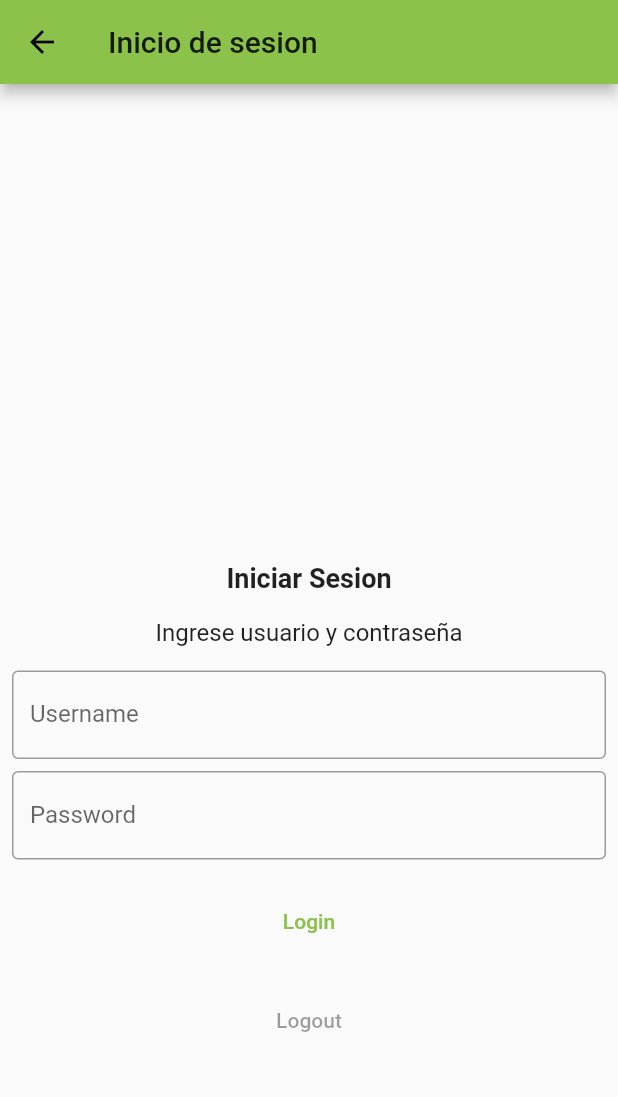
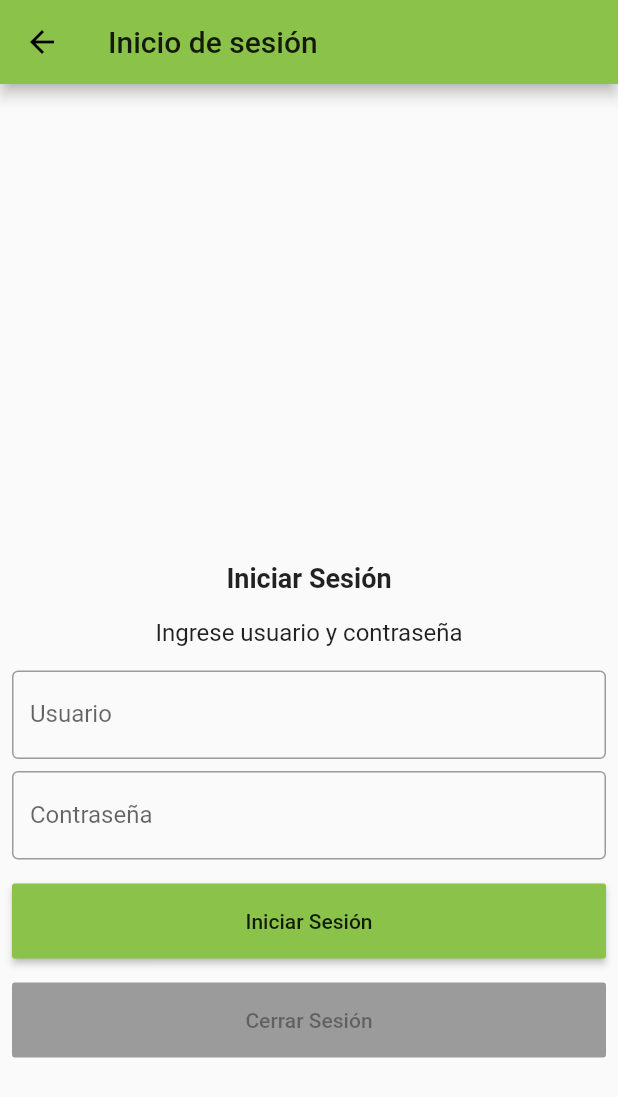
Before and after one commit to IngeSoft202110/FoodMaker, a Flutter app: the screen it shows after launch, item 2 of the bottom bar chosen, after a tap on "Iniciar Sesión", on a phone screen of 412 x 824 dp. Shown: the top 1097 px of the screen. Run offline on Flutter 3.47's test engine with Material 2 defaults, Android fonts, the phone set to English and light mode, and no system bars; our stand-ins replace graphql_flutter, hexcolor, parse_server_sdk_flutter, percent_indicator, shared_preferences; missing offline and left inert: grouped_buttons; network calls fail.

Commit message:
Se arreglaron errores de ortografia y se le dieron estilos a los botones, se agrego el logo de la app, commit hecho por nicolai y jose

```diff
--- a/Aplicacion/foodmakera/lib/PAjustes.dart
+++ b/Aplicacion/foodmakera/lib/PAjustes.dart
@@ -21,7 +21,7 @@ class _PAjustesState extends State<PAjustes> {
       appBar: AppBar(
         title: Center(
           child: Text(
-            'Food Maker',
+            'Ajustes',
             textAlign: TextAlign.center,
           ),
         ),
--- a/Aplicacion/foodmakera/lib/PPerfil.dart
+++ b/Aplicacion/foodmakera/lib/PPerfil.dart
@@ -1,3 +1,4 @@
+
 import 'package:flutter/material.dart';
 import 'package:shared_preferences/shared_preferences.dart';
 import 'PUsuario.dart';
@@ -46,8 +47,12 @@ class _PPerfilState extends State<PPerfil> {
           } else {
             ussername = snapshot.data;
             return Column(
-              children: [
-                SizedBox(height: 30, width: 100, child: Text(ussername)),
+              children: <Widget>[
+                Text(ussername,
+                style: TextStyle(
+                  fontSize: 18
+                ),
+                ),
                 SizedBox(
                     height: 115,
                     width: 115,
--- a/Aplicacion/foodmakera/lib/PPrincipal.dart
+++ b/Aplicacion/foodmakera/lib/PPrincipal.dart
@@ -73,11 +73,15 @@ class EstadoPPrincipal extends State<PPrincipal> {
         padding: EdgeInsets.zero,
         children: [
           DrawerHeader(
-            decoration: BoxDecoration(color: Colors.lightGreen),
+            decoration: BoxDecoration(
+              image: DecorationImage(
+                image: AssetImage('assets/logo.PNG')
+              ),
+                color: Colors.lightGreen),
           ),
           ListTile(
             leading: Icon(Icons.login),
-            title: Text('Iniciar Sesion'),
+            title: Text('Iniciar Sesión'),
             onTap: () {
               Navigator.push(context,
                   new MaterialPageRoute(builder: (context) => PRegistro()));
--- a/Aplicacion/foodmakera/lib/PRegistrarUsuarioNuevo.dart
+++ b/Aplicacion/foodmakera/lib/PRegistrarUsuarioNuevo.dart
@@ -76,7 +76,7 @@ class _PRegistrarUsuarioNuevo extends State <PRegistrarUsuarioNuevo>
                   decoration: InputDecoration(
                       border: OutlineInputBorder(
                           borderSide: BorderSide(color: Colors.black)),
-                      labelText: 'Username'),
+                      labelText: 'Usuario'),
                 ),
                 SizedBox(
                   height: 8,
@@ -103,16 +103,18 @@ class _PRegistrarUsuarioNuevo extends State <PRegistrarUsuarioNuevo>
                   decoration: InputDecoration(
                       border: OutlineInputBorder(
                           borderSide: BorderSide(color: Colors.black)),
-                      labelText: 'Password'),
+                      labelText: 'Contraseña'),
                 ),
                 SizedBox(
                   height: 8,
                 ),
                 Container(
                   height: 50,
-                  child: TextButton(
-                    child: const Text('Sign Up'),
+                  child: RaisedButton(
+                    child: const Text('Registrarse'),
+                    color: Colors.lightGreen,
                     onPressed: () => doUserRegistration(),
+
                   ),
                 )
               ],
@@ -126,8 +128,8 @@ class _PRegistrarUsuarioNuevo extends State <PRegistrarUsuarioNuevo>
       context: context,
       builder: (BuildContext context) {
         return AlertDialog(
-          title: const Text("Success!"),
-          content: const Text("User was successfully created!"),
+          title: const Text("Perfecto!"),
+          content: const Text("El usuario ha sido creado con exito!"),
           actions: <Widget>[
             new FlatButton(
               child: const Text("OK"),
--- a/Aplicacion/foodmakera/lib/PRegistro.dart
+++ b/Aplicacion/foodmakera/lib/PRegistro.dart
@@ -35,7 +35,7 @@ class _PRegistroState extends State <PRegistro>
   Widget build(BuildContext context) {
     return Scaffold(
         appBar: AppBar(
-          title: const Text('Inicio de sesion'),
+          title: const Text('Inicio de sesión'),
         ),
         body: Center(
           child: SingleChildScrollView(
@@ -47,7 +47,7 @@ class _PRegistroState extends State <PRegistro>
                   height: 200,
                 ),
                 Center(
-                  child: const Text('Iniciar Sesion',
+                  child: const Text('Iniciar Sesión',
                       style:
                       TextStyle(fontSize: 18, fontWeight: FontWeight.bold)),
                 ),
@@ -70,7 +70,7 @@ class _PRegistroState extends State <PRegistro>
                   decoration: InputDecoration(
                       border: OutlineInputBorder(
                           borderSide: BorderSide(color: Colors.black)),
-                      labelText: 'Username'),
+                      labelText: 'Usuario'),
                 ),
 
                 SizedBox(
@@ -86,15 +86,16 @@ class _PRegistroState extends State <PRegistro>
                   decoration: InputDecoration(
                       border: OutlineInputBorder(
                           borderSide: BorderSide(color: Colors.black)),
-                      labelText: 'Password'),
+                      labelText: 'Contraseña'),
                 ),
                 SizedBox(
                   height: 16,
                 ),
                 Container(
                   height: 50,
-                  child: TextButton(
-                    child: const Text('Login'),
+                  child: RaisedButton(
+                    child: const Text('Iniciar Sesión'),
+                    color: Colors.lightGreen,
                     onPressed: isLoggedIn ? null : () => doUserLogin(),
                   ),
                 ),
@@ -103,8 +104,9 @@ class _PRegistroState extends State <PRegistro>
                 ),
                 Container(
                   height: 50,
-                  child: TextButton(
-                    child: const Text('Logout'),
+                  child: RaisedButton(
+                    child: const Text('Cerrar Sesión'),
+                    color: Colors.lightGreen,
                     onPressed: !isLoggedIn ? null : () => doUserLogout(),
                   ),
                 )
@@ -119,7 +121,7 @@ class _PRegistroState extends State <PRegistro>
       context: context,
       builder: (BuildContext context) {
         return AlertDialog(
-          title: const Text("Success!"),
+          title: const Text("Perfecto!"),
           content: Text(message),
           actions: <Widget>[
             new FlatButton(
@@ -164,7 +166,7 @@ class _PRegistroState extends State <PRegistro>
     if (response.success) {
       SharedPreferences preferences = await SharedPreferences.getInstance();
       preferences.setString('ussername', controllerUsername.text);
-      showSuccess("User was successfully login!");
+      showSuccess("Ha iniciado sesión correctamente!");
       setState(() {
         isLoggedIn = true;
       });
@@ -180,7 +182,7 @@ class _PRegistroState extends State <PRegistro>
     if (response.success) {
       SharedPreferences preferences = await SharedPreferences.getInstance();
       preferences.remove('ussername');
-      showSuccess("User was successfully logout!");
+      showSuccess("Ha cerrado sesión!");
       setState(() {
         isLoggedIn = false;
       });
--- a/Aplicacion/foodmakera/lib/PUsuario.dart
+++ b/Aplicacion/foodmakera/lib/PUsuario.dart
@@ -41,7 +41,7 @@ class _PUsuarioState extends State<PUsuario> {
       appBar: AppBar(
         title: Center(
           child: Text(
-            'Food Maker',
+            'Mi cuenta',
             textAlign: TextAlign.center,
           ),
         ),
--- a/Aplicacion/foodmakera/pubspec.yaml
+++ b/Aplicacion/foodmakera/pubspec.yaml
@@ -47,6 +47,8 @@ dev_dependencies:
 flutter:
   assets:
     - assets/perfil1.jpeg
+    - assets/lolo.PNG
+    - assets/logo.PNG
 
 
   # The following line ensures that the Material Icons font is
```
Also changed, not shown: Aplicacion/foodmakera/assets/logo.PNG (added), Aplicacion/foodmakera/assets/lolo.PNG (added).
